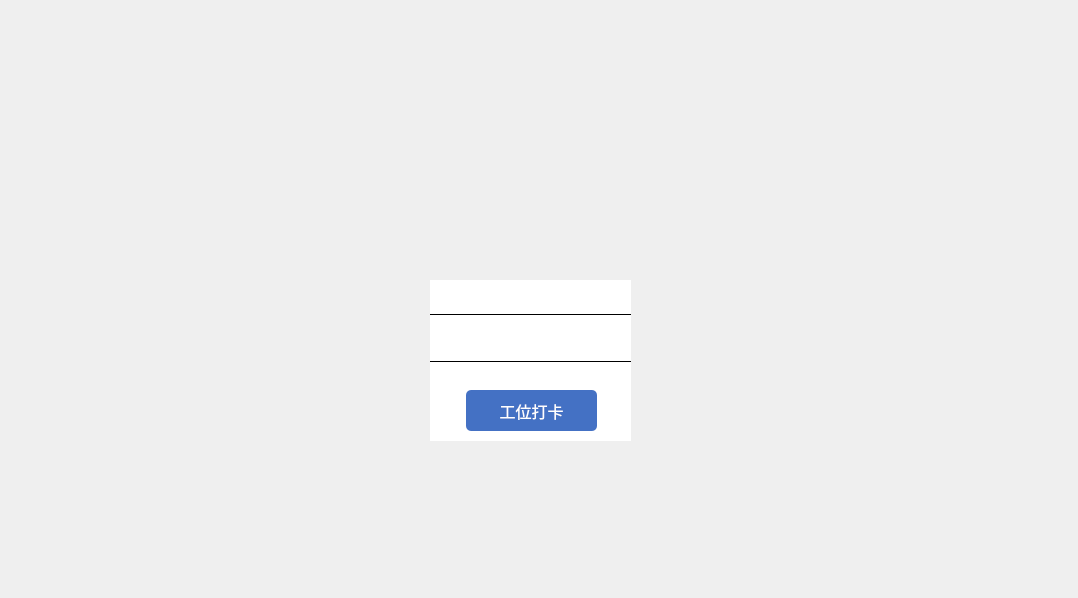
jaueone/Magnetic, file login.ui: the form before one commit.
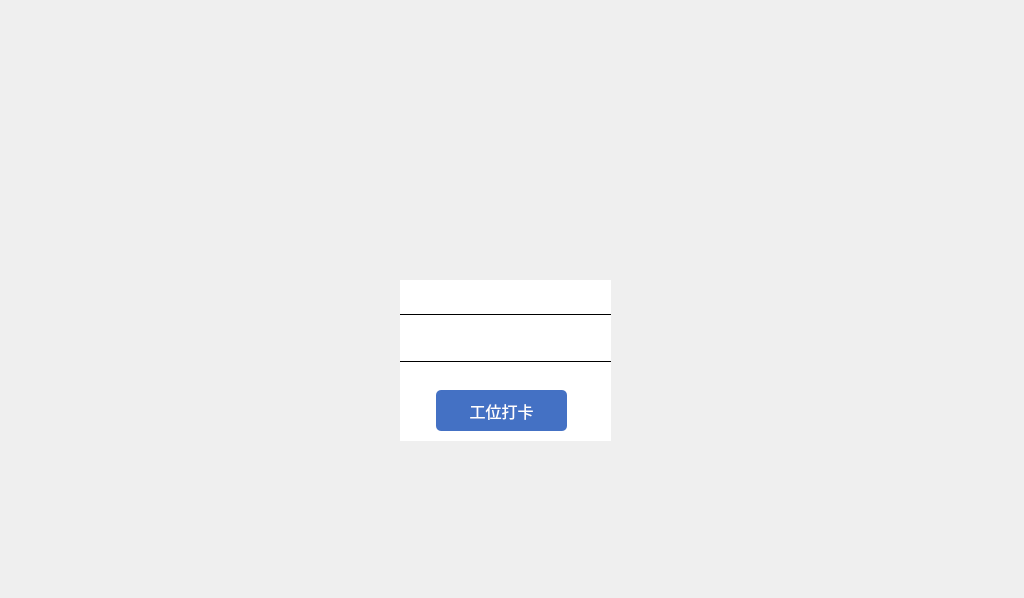
The form after the commit. Icons and pictures are not drawn.

What changed in the file:
```diff
--- a/login.ui
+++ b/login.ui
@@ -6,7 +6,7 @@
    <rect>
     <x>0</x>
     <y>0</y>
-    <width>1078</width>
+    <width>1024</width>
     <height>598</height>
    </rect>
   </property>
@@ -19,9 +19,9 @@
   <widget class="QWidget" name="widget" native="true">
    <property name="geometry">
     <rect>
-     <x>430</x>
+     <x>400</x>
      <y>280</y>
-     <width>201</width>
+     <width>211</width>
      <height>161</height>
     </rect>
    </property>
@@ -63,7 +63,7 @@
      <rect>
       <x>0</x>
       <y>10</y>
-      <width>201</width>
+      <width>211</width>
       <height>91</height>
      </rect>
     </property>
```
